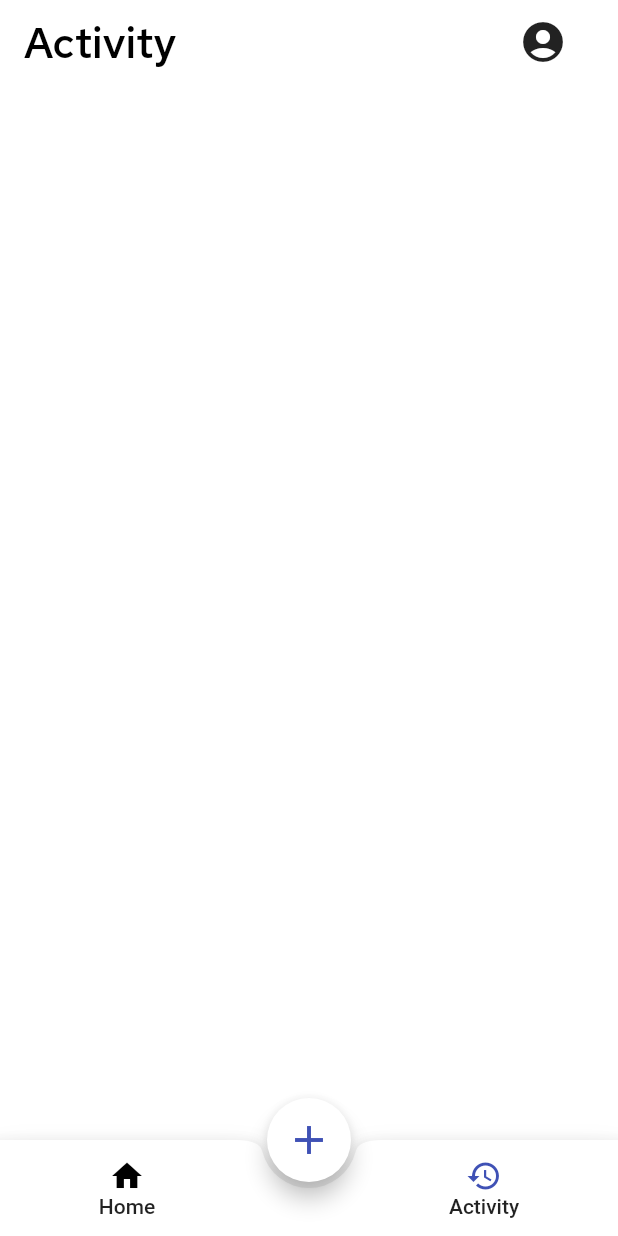
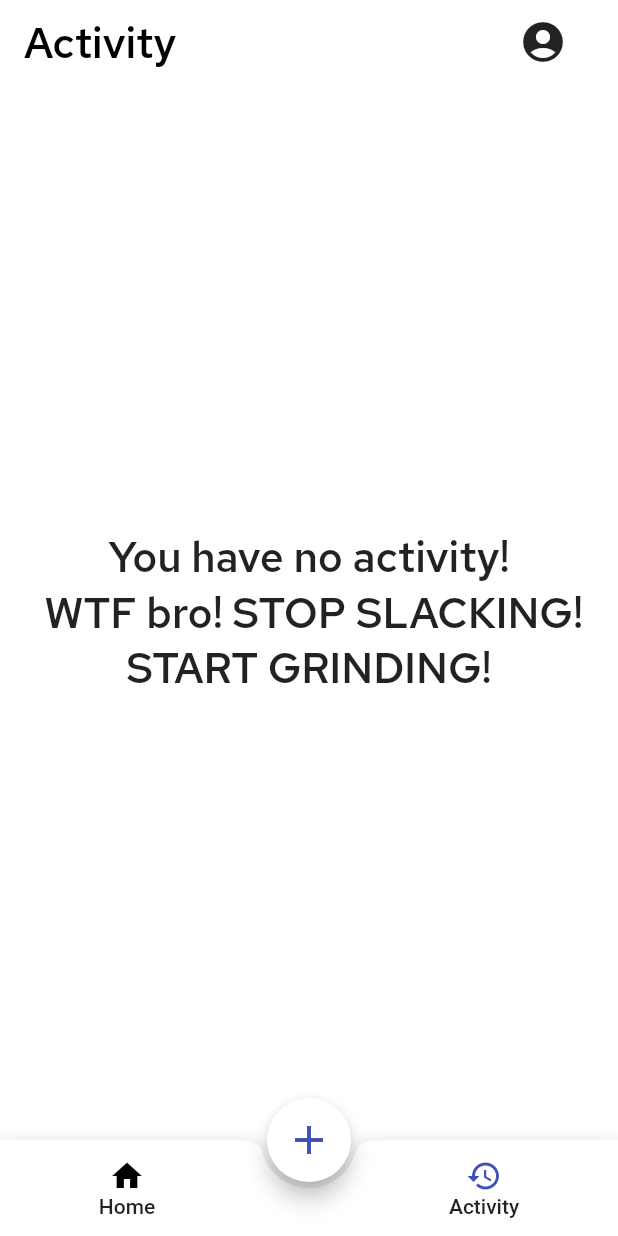
Before and after one commit to M4TTRX/spotme, a Flutter app: the screen it shows once a user with an empty profile is signed in, after a tap on "Activity", on a phone screen of 412 x 824 dp. Run offline on Flutter 3.47's test engine with Material 2 defaults, Android fonts, the phone set to English and light mode, and no system bars; our stand-ins replace cloud_firestore, firebase_auth, flutter_spinkit, percent_indicator, shared_preferences; accounts and stored records are empty; statements that could not run were skipped.

Commit message:
Added message to empty activity screen

```diff
--- a/lib/model/exercise_model.dart
+++ b/lib/model/exercise_model.dart
@@ -7,6 +7,7 @@ class Exercise {
   // type describes the type of the exercise
   String type;
   // amount defines the quantity of the exercise, can be weight, distance, reps ect...
+  @deprecated
   double amount;
   // unit defines what was done, the amount is meaningless if there is no unit
   String unit;
--- a/lib/views/activity/activity_view.dart
+++ b/lib/views/activity/activity_view.dart
@@ -9,6 +9,7 @@ import 'package:home_workouts/views/shared/text/simple_text.dart';
 
 import 'package:home_workouts/model/exercise_model.dart';
 import 'package:home_workouts/views/shared/padding.dart';
+import 'package:home_workouts/views/shared/text/title.dart';
 import 'package:home_workouts/views/shared/whitespace.dart';
 
 class ActivityView extends StatefulWidget {
@@ -30,8 +31,24 @@ class _ActivityViewState extends State<ActivityView> {
   }
 
   Widget _buildActivityBody(List<Exercise> data) {
-    if (data == null) {
-      return Container();
+    if (data == null || data.length == 0) {
+      return Column(
+        mainAxisAlignment: MainAxisAlignment.center,
+        crossAxisAlignment: CrossAxisAlignment.center,
+        children: <Widget>[
+          Container(
+            width: MediaQuery.of(context).size.width * 1,
+            child: Text(
+              "You have no activity! \n WTF bro! STOP SLACKING! START GRINDING!",
+              style: TextStyle(
+                fontSize: 28,
+                fontFamily: "Red Hat Text",
+              ),
+              textAlign: TextAlign.center,
+            ),
+          ),
+        ],
+      );
     }
     // Generate list of cards
     var activityViewBody = List<Widget>();
```
